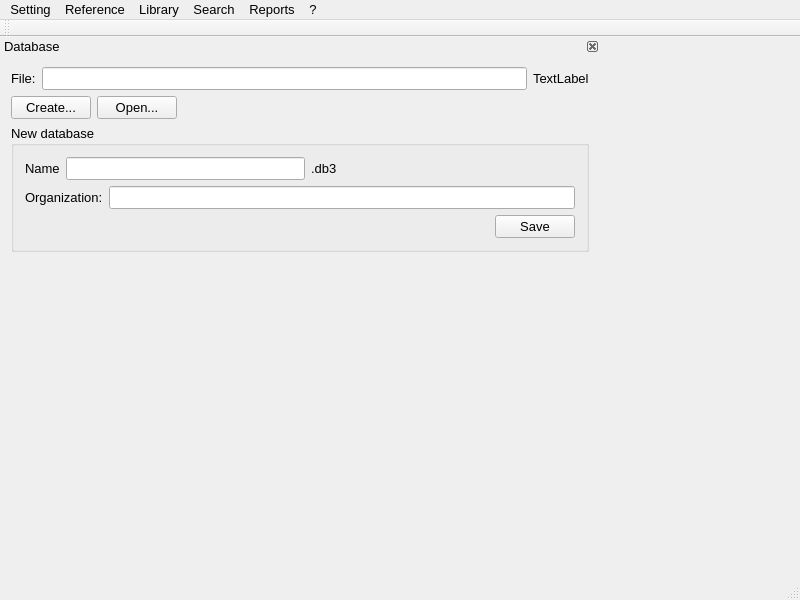
First picture: the form in librarian/librarian.ui, repository Skyrim78/Librarian, before the edit.
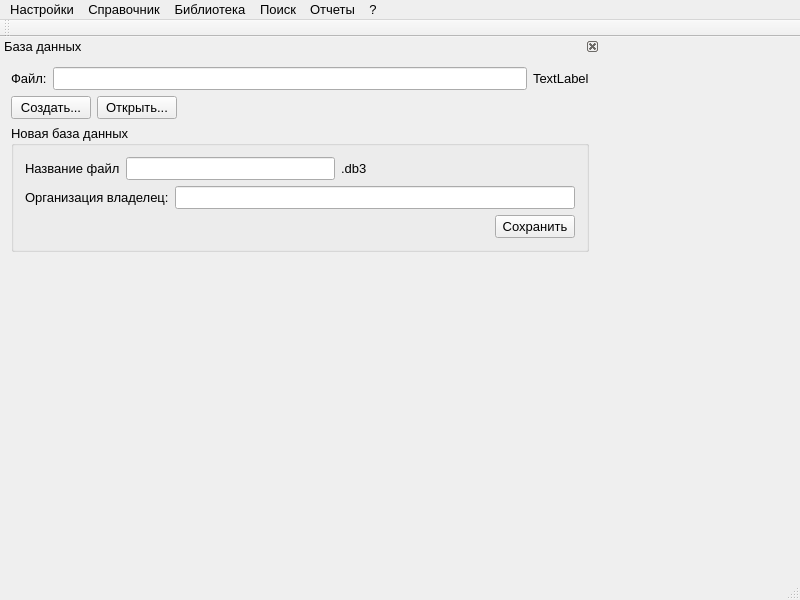
Second picture: the form after the edit.

Commit message:
print and save reports and search results
Все переведено на русский.
Результаты поиска и отчеты можно печатать и сохранять в html.

What changed in the file:
```diff
--- a/librarian/librarian.ui
+++ b/librarian/librarian.ui
@@ -26,7 +26,7 @@
      <x>0</x>
      <y>0</y>
      <width>800</width>
-     <height>24</height>
+     <height>22</height>
     </rect>
    </property>
    <property name="font">
@@ -43,7 +43,7 @@
      </font>
     </property>
     <property name="title">
-     <string>Setting</string>
+     <string>Настройки</string>
     </property>
     <addaction name="actionSettingDB"/>
    </widget>
@@ -55,7 +55,7 @@
      </font>
     </property>
     <property name="title">
-     <string>Reference</string>
+     <string>Справочник</string>
     </property>
     <addaction name="actionOrganizations"/>
     <addaction name="actionSectCat"/>
@@ -74,7 +74,7 @@
      </font>
     </property>
     <property name="title">
-     <string>Library</string>
+     <string>Библиотека</string>
     </property>
     <addaction name="action_biblio"/>
     <addaction name="separator"/>
@@ -88,7 +88,7 @@
      </font>
     </property>
     <property name="title">
-     <string>Search</string>
+     <string>Поиск</string>
     </property>
     <addaction name="actionSearch"/>
    </widget>
@@ -99,7 +99,7 @@
      </font>
     </property>
     <property name="title">
-     <string>Reports</string>
+     <string>Отчеты</string>
     </property>
     <addaction name="actionReport1"/>
     <addaction name="actionReport2"/>
@@ -159,7 +159,7 @@
     <set>QDockWidget::DockWidgetClosable</set>
    </property>
    <property name="windowTitle">
-    <string>Database</string>
+    <string>База данных</string>
    </property>
    <attribute name="dockWidgetArea">
     <number>1</number>
@@ -173,7 +173,7 @@
          <item>
           <widget class="QLabel" name="label">
            <property name="text">
-            <string>File:</string>
+            <string>Файл:</string>
            </property>
           </widget>
          </item>
@@ -194,14 +194,14 @@
          <item>
           <widget class="QPushButton" name="pushButton_create">
            <property name="text">
-            <string>Create...</string>
+            <string>Создать...</string>
            </property>
           </widget>
          </item>
          <item>
           <widget class="QPushButton" name="pushButton_open">
            <property name="text">
-            <string>Open...</string>
+            <string>Открыть...</string>
            </property>
           </widget>
          </item>
@@ -223,7 +223,7 @@
        <item>
         <widget class="QGroupBox" name="groupBox">
          <property name="title">
-          <string>New database</string>
+          <string>Новая база данных</string>
          </property>
          <layout class="QGridLayout" name="gridLayout">
           <item row="0" column="0">
@@ -233,7 +233,7 @@
               <item>
                <widget class="QLabel" name="label_2">
                 <property name="text">
-                 <string>Name</string>
+                 <string>Название файл</string>
                 </property>
                </widget>
               </item>
@@ -267,7 +267,7 @@
               <item>
                <widget class="QLabel" name="label_4">
                 <property name="text">
-                 <string>Organization:</string>
+                 <string>Организация владелец:</string>
                 </property>
                </widget>
               </item>
@@ -294,7 +294,7 @@
               <item>
                <widget class="QPushButton" name="pushButton_new_make">
                 <property name="text">
-                 <string>Save</string>
+                 <string>Сохранить</string>
                 </property>
                </widget>
               </item>
```
Left out of the diff: 34 changed lines with no effect on the pictures. The commit also changes 22 other files.
